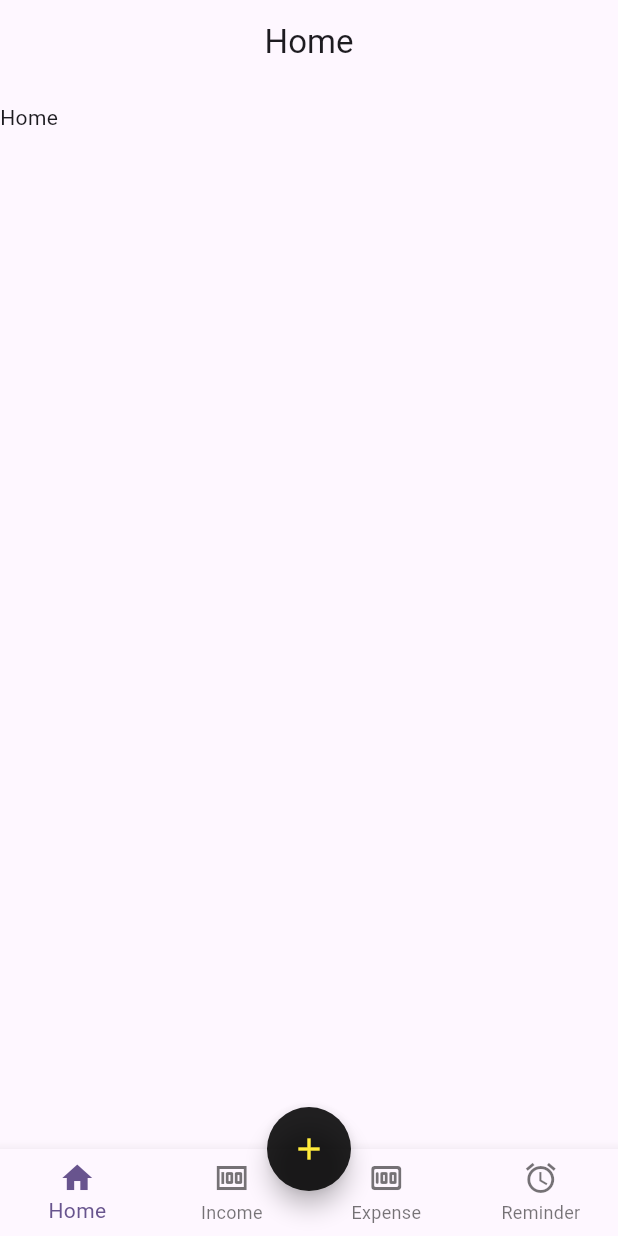
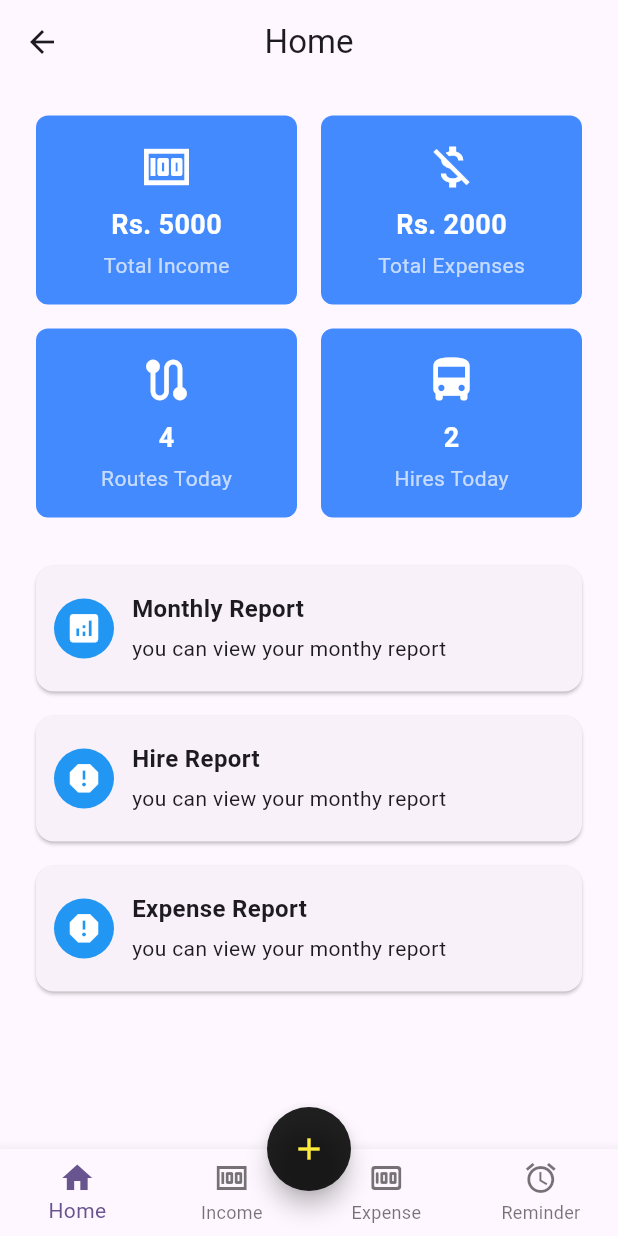
Before and after one commit to smThilshan/bus-tracker-admin, a Flutter app: the HomeScreen screen opened directly, on a phone screen of 412 x 824 dp. Run offline on Flutter 3.47's test engine with Material 3 defaults, Android fonts, the phone set to English and light mode, and no system bars; our stand-ins replace carousel_slider, table_calendar.

```diff
--- /dev/null
+++ b/lib/screens/dashboard_screen.dart
@@ -0,0 +1,179 @@
+import 'package:bus_tracker_admin/widgets/custom_card_widget.dart';
+import 'package:flutter/material.dart';
+import 'package:carousel_slider/carousel_slider.dart';
+
+class DashboardScreen extends StatefulWidget {
+  static const routeName = 'dashboard_screen';
+
+  @override
+  _DashboardScreenState createState() => _DashboardScreenState();
+}
+
+class _DashboardScreenState extends State<DashboardScreen> {
+  final CarouselController _carouselController = CarouselController();
+  int _currentSlide = 0;
+  int _selectedIndex = 0;
+
+  @override
+  Widget build(BuildContext context) {
+    return Scaffold(
+      body: SingleChildScrollView(
+        padding: const EdgeInsets.all(16.0),
+        child: Column(
+          children: [
+            // Carousel slider
+
+            // CarouselSlider(
+            //   options: CarouselOptions(
+            //     enlargeCenterPage: true,
+            //     enableInfiniteScroll: false,
+            //     initialPage: 2,
+            //     autoPlay: true,
+            //     viewportFraction: 1,
+            //     onPageChanged: (index, reason) {
+            //       // setState(() {
+            //       //   _currentSlide = index;
+            //       // });
+            //     },
+            //   ),
+            //   carouselController: _carouselController,
+            //   items: Vehicle.vehicles
+            //       .map((vehicle) => HeroCarouselWidget(vehicle: vehicle))
+            //       .toList(),
+            // ),
+            const SizedBox(height: 5),
+            Row(
+              mainAxisAlignment: MainAxisAlignment.spaceBetween,
+              children: [
+                _buildSummaryTile('Total Income', 'Rs. 5000', Icons.money),
+                _buildSummaryTile(
+                    'Total Expenses', 'Rs. 2000', Icons.money_off),
+              ],
+            ),
+            SizedBox(height: 16),
+            Row(
+              mainAxisAlignment: MainAxisAlignment.spaceBetween,
+              children: [
+                _buildSummaryTile('Routes Today', '4', Icons.route),
+                _buildSummaryTile('Hires Today', '2', Icons.directions_bus),
+              ],
+            ),
+
+            SizedBox(height: 24),
+
+            // Income & Expense Overview Chart (Placeholder)
+            CustomCardWidget(
+              onTap: () {
+                // Navigator.pushNamed(
+                //     context, UpcomingAppointmentsScreen.routeName);
+              },
+              icon: Icons.analytics,
+              heading: 'Monthly Report',
+              description: 'you can view your monthy report',
+            ),
+            CustomCardWidget(
+              onTap: () {
+                // Navigator.pushNamed(
+                //     context, UpcomingAppointmentsScreen.routeName);
+              },
+              icon: Icons.report,
+              heading: 'Hire Report',
+              description: 'you can view your monthy report',
+            ),
+            CustomCardWidget(
+              onTap: () {
+                // Navigator.pushNamed(
+                //     context, UpcomingAppointmentsScreen.routeName);
+              },
+              icon: Icons.report,
+              heading: 'Expense Report',
+              description: 'you can view your monthy report',
+            ),
+
+            SizedBox(height: 24),
+          ],
+        ),
+      ),
+    );
+  }
+
+  // Helper function to build summary tiles
+  Widget _buildSummaryTile(String title, String value, IconData icon) {
+    return Expanded(
+      child: Container(
+        padding: const EdgeInsets.all(16.0),
+        margin: const EdgeInsets.symmetric(horizontal: 8.0),
+        decoration: BoxDecoration(
+          color: Colors.blueAccent,
+          borderRadius: BorderRadius.circular(8.0),
+        ),
+        child: Column(
+          children: [
+            Icon(icon, color: Colors.white, size: 36),
+            SizedBox(height: 8),
+            Text(
+              value,
+              style: TextStyle(
+                fontSize: 18,
+                color: Colors.white,
+                fontWeight: FontWeight.bold,
+              ),
+            ),
+            SizedBox(height: 4),
+            Text(
+              title,
+              style: TextStyle(color: Colors.white70, fontSize: 14),
+            ),
+          ],
+        ),
+      ),
+    );
+  }
+}
+
+// class HeroCarouselWidget extends StatelessWidget {
+//   final Vehicle vehicle;
+//   const HeroCarouselWidget({Key? key, required this.vehicle}) : super(key: key);
+
+//   @override
+//   Widget build(BuildContext context) {
+//     return Container(
+//       margin: const EdgeInsets.all(5.0),
+//       child: ClipRRect(
+//         borderRadius: const BorderRadius.all(Radius.circular(5.0)),
+//         child: Stack(
+//           children: <Widget>[
+//             Image.file(vehicle.imageFile!, fit: BoxFit.cover, width: 1000.0),
+//             Positioned(
+//               bottom: 0.0,
+//               left: 0.0,
+//               right: 0.0,
+//               child: Container(
+//                 decoration: const BoxDecoration(
+//                   gradient: LinearGradient(
+//                     colors: [
+//                       Color.fromARGB(200, 0, 0, 0),
+//                       Color.fromARGB(0, 0, 0, 0)
+//                     ],
+//                     begin: Alignment.bottomCenter,
+//                     end: Alignment.topCenter,
+//                   ),
+//                 ),
+//                 padding: const EdgeInsets.symmetric(
+//                     vertical: 10.0, horizontal: 20.0),
+//                 child: Text(
+//                   vehicle.vehicleModel,
+//                   style: const TextStyle(
+//                     color: Colors.white,
+//                     fontSize: 20.0,
+//                     fontWeight: FontWeight.bold,
+//                   ),
+//                 ),
+//               ),
+//             ),
+//           ],
+//         ),
+//       ),
+//     );
+//   }
+// }
--- a/lib/screens/home_screen.dart
+++ b/lib/screens/home_screen.dart
@@ -1,7 +1,10 @@
 import 'package:bus_tracker_admin/screens/add_hire_screen.dart';
 import 'package:bus_tracker_admin/screens/add_route_screen.dart';
+import 'package:bus_tracker_admin/screens/log_income_screen.dart';
+import 'package:bus_tracker_admin/screens/dashboard_screen.dart';
 import 'package:flutter/material.dart';
 import 'package:carousel_slider/carousel_slider.dart';
+import 'package:bus_tracker_admin/screens/add_expenses_screen.dart';
 
 class HomeScreen extends StatefulWidget {
   static const routeName = 'home_screen';
@@ -12,7 +15,6 @@
 
 class _HomeScreenState extends State<HomeScreen> {
   final CarouselController _carouselController = CarouselController();
-  int _currentSlide = 0;
   int _selectedIndex = 0;
 
   void _onItemTapped(int index) {
@@ -22,7 +24,6 @@
   }
 
   // Adding dialog box
-
   void _showAddDialog(BuildContext context) {
     showDialog(
       context: context,
@@ -42,11 +43,11 @@
             child: Column(
               mainAxisSize: MainAxisSize.min,
               children: [
-                _buildAddItemOption(Icons.money_rounded, 'Route', context),
+                _buildAddItemOption(Icons.route, 'Route', context),
                 const SizedBox(height: 12),
-                _buildAddItemOption(Icons.schedule, 'Hire', context),
+                _buildAddItemOption(Icons.directions_bus, 'Hire', context),
                 const SizedBox(height: 12),
-                _buildAddItemOption(Icons.schedule, 'Expenses', context),
+                _buildAddItemOption(Icons.money_off, 'Expenses', context),
                 const SizedBox(height: 12),
                 _buildAddItemOption(Icons.notifications, 'Reminder', context),
               ],
@@ -68,11 +69,9 @@
         } else if (title == 'Hire') {
           Navigator.pushNamed(context, AddHireScreen.routeName);
         } else if (title == 'Expenses') {
-          // Navigate to the vehicle screen
-          // Navigator.pushNamed(context, AddVehicleScreen.routeName);
+          Navigator.pushNamed(context, AddExpenseScreen.routeName);
         } else if (title == 'Reminder') {
-          // Navigate to the reminder screen
-          // Navigator.pushNamed(context, AddReminderScreen.routeName);
+          // Navigate to the reminder screen (Placeholder)
         }
       },
       child: Container(
@@ -143,23 +142,19 @@
           ),
         ],
       ),
-      body: SingleChildScrollView(
-        child: Column(
-          children: [
-            const SizedBox(height: 12),
-            if (_selectedIndex == 0) ...[
-              // Content for Home
-              Text("Home"),
-              const SizedBox(height: 5),
-            ] else if (_selectedIndex == 1) ...[
-              // const VehicleScreen(),
-            ] else if (_selectedIndex == 2) ...[
-              // ExpensesScreen(),
-            ] else if (_selectedIndex == 3) ...[
-              // ReminderScreen(),
-            ],
-          ],
-        ),
+      body: IndexedStack(
+        index: _selectedIndex,
+        children: [
+          // Content for Home
+          // Center(child: Text("Home")),
+          DashboardScreen(),
+          // IncomeScreen is properly placed here
+          IncomeScreen(),
+          // Placeholder for ExpensesScreen
+          Center(child: Text("Expenses")),
+          // Placeholder for ReminderScreen
+          Center(child: Text("Reminder")),
+        ],
       ),
     );
   }
--- /dev/null
+++ b/lib/widgets/custom_card_widget.dart
@@ -0,0 +1,73 @@
+import 'package:flutter/material.dart';
+
+class CustomCardWidget extends StatelessWidget {
+  final IconData icon;
+  final String heading;
+  final String description;
+  final VoidCallback? onTap;
+
+  const CustomCardWidget({
+    Key? key,
+    required this.icon,
+    required this.heading,
+    required this.description,
+    this.onTap,
+  }) : super(key: key);
+
+  @override
+  Widget build(BuildContext context) {
+    return GestureDetector(
+      onTap: onTap,
+      child: Card(
+        // elevation: 1,
+        margin: const EdgeInsets.all(8),
+        child: Padding(
+          padding: const EdgeInsets.all(12),
+          child: Row(
+            crossAxisAlignment: CrossAxisAlignment.start,
+            children: [
+              Container(
+                width: 40,
+                height: 60,
+                decoration: const BoxDecoration(
+                  shape: BoxShape.circle,
+                  color: Colors.blue,
+                ),
+                child: Center(
+                  child: Icon(
+                    icon,
+                    size: 25,
+                    color: Colors.white,
+                  ),
+                ),
+              ),
+              const SizedBox(width: 12),
+              Expanded(
+                child: Column(
+                  crossAxisAlignment: CrossAxisAlignment.start,
+                  children: [
+                    const SizedBox(height: 5),
+                    Text(
+                      heading,
+                      style: const TextStyle(
+                        fontSize: 16,
+                        fontWeight: FontWeight.bold,
+                      ),
+                    ),
+                    const SizedBox(height: 5),
+                    Text(
+                      description,
+                      style: const TextStyle(
+                        fontSize: 14,
+                      ),
+                    ),
+                  ],
+                ),
+              ),
+            ],
+          ),
+        ),
+      ),
+    );
+  }
+}
--- a/pubspec.yaml
+++ b/pubspec.yaml
@@ -49,6 +49,9 @@
   carousel_slider: ^4.2.1
   provider: ^6.1.1
   intl: ^0.19.0
+  table_calendar: ^3.0.0
+
+
 
 # For information on the generic Dart part of this file, see the
 # following page: https://dart.dev/tools/pub/pubspec
```
Also changed, not shown: lib/main.dart (+11 -3 lines), lib/screens/add_booking_screen.dart (added, +154 -0 lines), lib/screens/add_expenses_screen.dart (+141 -0 lines), lib/screens/log_income_screen.dart (+90 -0 lines), lib/screens/splash_screen.dart (deleted), pubspec.lock.
